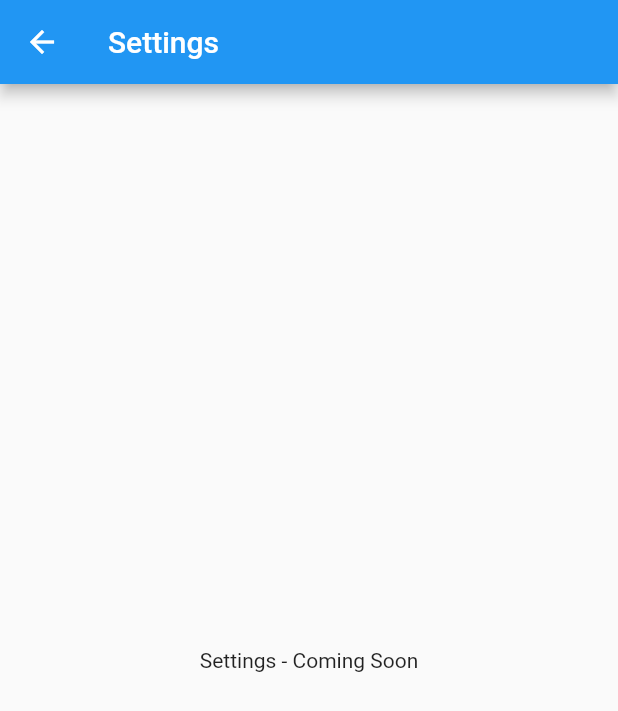
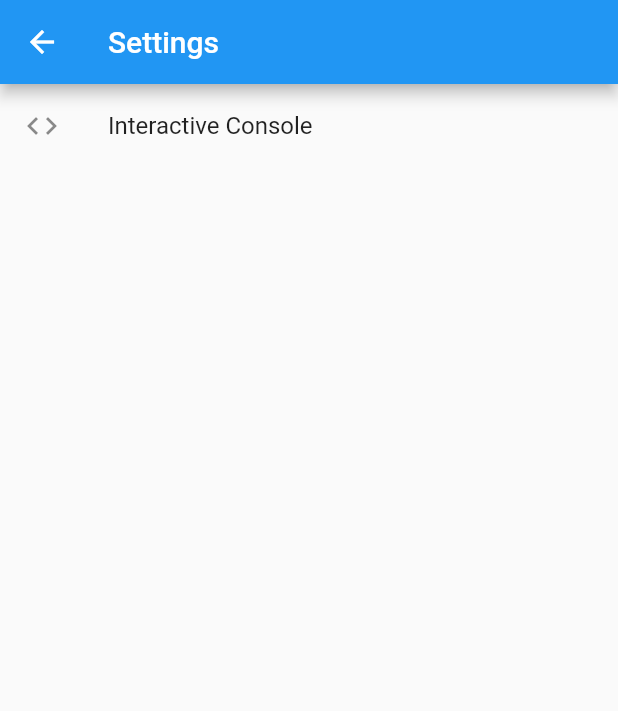
Before and after one commit to Marc-R2/com_flutter_client, a Flutter app: the screen it shows after launch, after a tap on the "settings" icon, on a phone screen of 412 x 824 dp. Shown: the top 711 px of the screen. Run offline on Flutter 3.47's test engine with Material 2 defaults, Android fonts, the phone set to English and light mode, and no system bars; our stand-ins replace beamer; missing offline and left inert: com_client.

Commit message:
settings_page.dart

```diff
--- a/example/lib/main.dart
+++ b/example/lib/main.dart
@@ -1,10 +1,9 @@
 import 'package:com_flutter_client/com_flutter_client.dart';
 import 'package:example/service/provider/service_provider.dart';
 import 'package:flutter/material.dart';
-import 'package:com_flutter_client/com_flutter_client.dart';
 
 void main() {
-  // Message.info(title: 'App is starting');
+  Message.info(title: 'App is starting');
   runApp(const COMApp(homePage: MyHomePage()));
 }
 
--- a/lib/com_flutter_client.dart
+++ b/lib/com_flutter_client.dart
@@ -16,6 +16,8 @@ part 'console/interactive_console.dart';
 part 'local/local_text.dart';
 
 part 'pages/dynamic_page.dart';
+
+part 'pages/settings_page.dart';
 
 part 'settings/settings.dart';
 
--- a/lib/console/log_message.dart
+++ b/lib/console/log_message.dart
@@ -22,7 +22,7 @@ class LogMessagePage extends DynamicPage {
 
     return Scaffold(
       appBar: AppBar(
-        title: Text('Log Message - ${message.title}'),
+        title: Text('Log Message - ${message.titleString}'),
         backgroundColor: message.color ?? Colors.green,
       ),
       body: Column(
--- a/lib/pages/dynamic_page.dart
+++ b/lib/pages/dynamic_page.dart
@@ -11,7 +11,7 @@ abstract class DynamicPage extends StatelessWidget {
     Map<String, DynamicPage> additional = const {},
   ]) {
     final routes = <String, PageBuilder>{};
-    final pages = this.pages..addAll(additional);
+    final Map<String, DynamicPage> pages = {...this.pages, ...additional};
     pages.forEach((key, value) {
       value._buildRoutes().forEach((path, value) {
         routes['/$key$path'] = value;
--- /dev/null
+++ b/lib/pages/settings_page.dart
@@ -0,0 +1,11 @@
+part of '../com_flutter_client.dart';
+
+abstract class SettingsPage extends DynamicPage {
+  const SettingsPage({super.key});
+
+  Widget get overviewTitle;
+
+  Widget? get overviewSubtitle;
+
+  Icon get overviewIcon;
+}
--- a/lib/settings/settings.dart
+++ b/lib/settings/settings.dart
@@ -4,18 +4,35 @@ class Settings extends DynamicPage {
   const Settings({super.key});
 
   @override
-  Map<String, DynamicPage> get pages => {
+  Map<String, SettingsPage> get pages => {
         'console': const InteractiveConsolePage(),
       };
 
+  void beamToChild(BuildContext context, String path) {
+    final state = context.beamState;
+    final newUri = '${state!.uri.toString()}/$path';
+    context.beamToNamed(newUri);
+  }
+
   @override
   Widget build(BuildContext context) {
+    final pages = this.pages;
     return Scaffold(
       appBar: AppBar(
         title: const Text('Settings'),
       ),
-      body: const Center(
-        child: Text('Settings - Coming Soon'),
+      body: ListView.builder(
+        itemCount: pages.length,
+        itemBuilder: (context, index) {
+          final key = pages.keys.elementAt(index);
+          final page = pages[key]!;
+          return ListTile(
+            title: page.overviewTitle,
+            subtitle: page.overviewSubtitle,
+            leading: page.overviewIcon,
+            onTap: () => beamToChild(context, key),
+          );
+        },
       ),
     );
   }
```
Also changed, not shown: lib/console/interactive_console.dart (+11 -2 lines).
